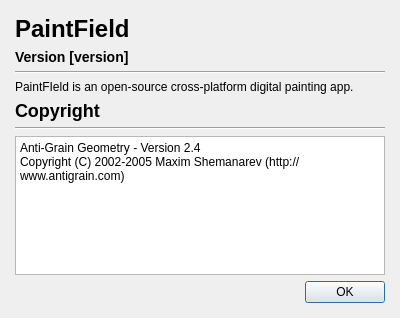
Qt form src/paintfield/extensions/aboutdialog/aboutdialog.ui (seanchas116/PaintField) before a commit.
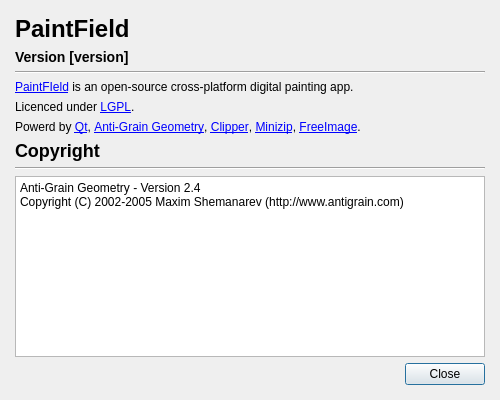
The same form after that commit.

Commit message: changed about dialog

The edit to the form file:
```diff
--- a/src/paintfield/extensions/aboutdialog/aboutdialog.ui
+++ b/src/paintfield/extensions/aboutdialog/aboutdialog.ui
@@ -6,8 +6,8 @@
    <rect>
     <x>0</x>
     <y>0</y>
-    <width>400</width>
-    <height>318</height>
+    <width>500</width>
+    <height>400</height>
    </rect>
   </property>
   <property name="windowTitle">
@@ -41,11 +41,34 @@
    <item>
     <widget class="QLabel" name="label_2">
      <property name="text">
-      <string>PaintFIeld is an open-source cross-platform digital painting app.</string>
+      <string>&lt;a href=&quot;http://iofg2100.github.com/PaintField/&quot;&gt;PaintFIeld&lt;/a&gt; is an open-source cross-platform digital painting app.</string>
      </property>
      <property name="wordWrap">
       <bool>true</bool>
      </property>
+     <property name="openExternalLinks">
+      <bool>true</bool>
+     </property>
+    </widget>
+   </item>
+   <item>
+    <widget class="QLabel" name="label_5">
+     <property name="text">
+      <string>Licenced under &lt;a href=&quot;http://www.gnu.org/copyleft/lesser.html&quot;&gt;LGPL&lt;/a&gt;.</string>
+     </property>
+     <property name="openExternalLinks">
+      <bool>true</bool>
+     </property>
+    </widget>
+   </item>
+   <item>
+    <widget class="QLabel" name="label_4">
+     <property name="text">
+      <string>Powerd by &lt;a href=&quot;http://qt-project.org/&quot;&gt;Qt&lt;/a&gt;, &lt;a href=&quot;http://www.antigrain.com/&quot;&gt;Anti-Grain Geometry&lt;/a&gt;, &lt;a href=&quot;http://www.angusj.com/delphi/clipper.php&quot;&gt;Clipper&lt;/a&gt;, &lt;a href=&quot;http://www.winimage.com/zLibDll/minizip.html&quot;&gt;Minizip&lt;/a&gt;, &lt;a href=&quot;http://freeimage.sourceforge.net/&quot;&gt;FreeImage&lt;/a&gt;.</string>
+     </property>
+     <property name="openExternalLinks">
+      <bool>true</bool>
+     </property>
     </widget>
    </item>
    <item>
@@ -79,23 +102,10 @@
       <enum>Qt::Horizontal</enum>
      </property>
      <property name="standardButtons">
-      <set>QDialogButtonBox::Ok</set>
+      <set>QDialogButtonBox::Close</set>
      </property>
     </widget>
    </item>
-   <item>
-    <spacer name="verticalSpacer">
-     <property name="orientation">
-      <enum>Qt::Vertical</enum>
-     </property>
-     <property name="sizeHint" stdset="0">
-      <size>
-       <width>20</width>
-       <height>40</height>
-      </size>
-     </property>
-    </spacer>
-   </item>
   </layout>
  </widget>
  <resources/>
```
